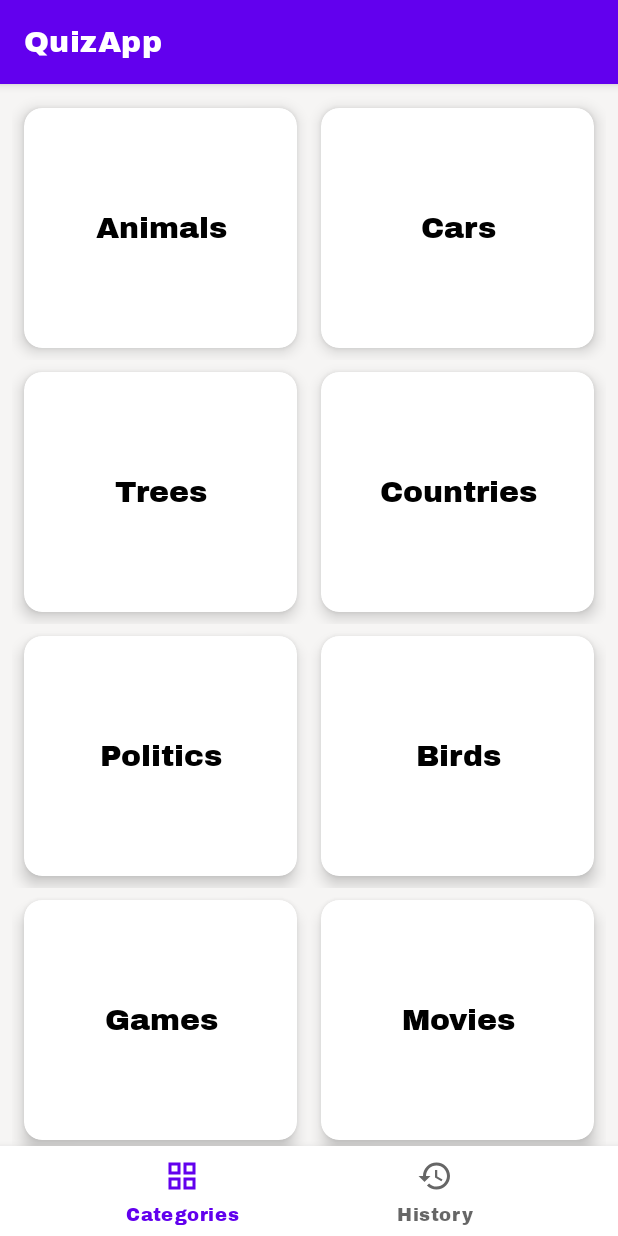
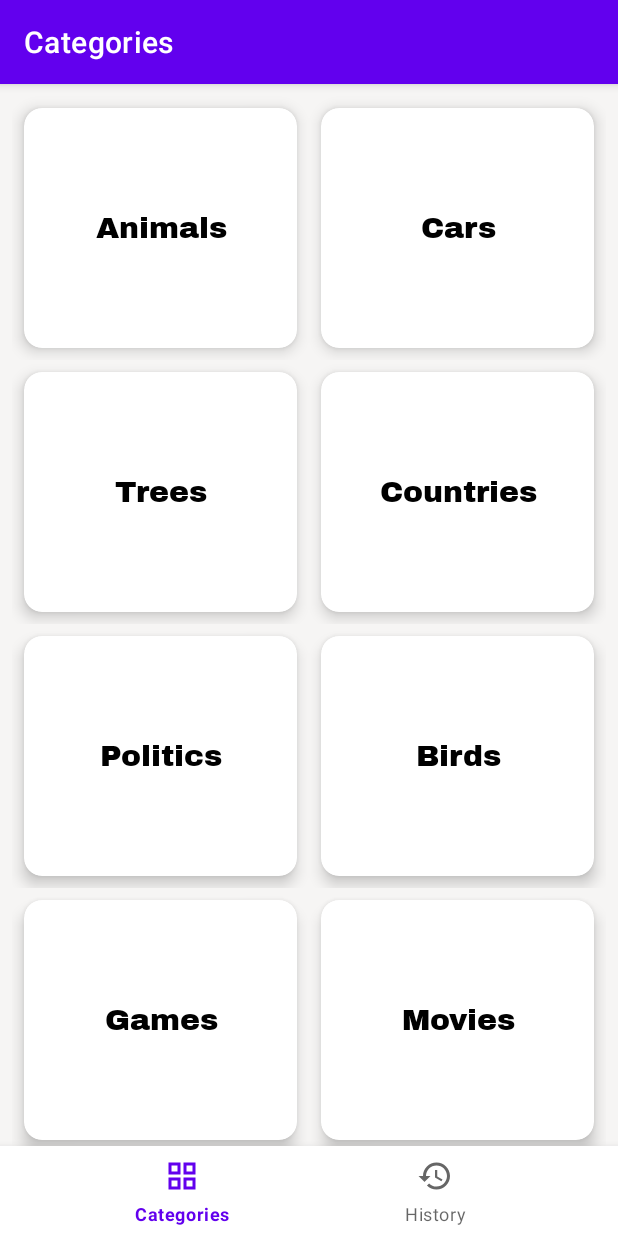
Before and after one commit to Frogii/QuizApp, an Android app: the screen it shows after launch (QuizActivity), on a phone screen of 412 x 824 dp. Run offline under Robolectric (Android 15) with nearby library versions, the phone set to English and light mode, and no system bars; our stand-ins replace data binding, navigation-ui.

Commit message:
add: navigations

```diff
--- a/app/src/main/AndroidManifest.xml
+++ b/app/src/main/AndroidManifest.xml
@@ -9,7 +9,7 @@
         android:roundIcon="@mipmap/ic_launcher_round"
         android:supportsRtl="true"
         android:theme="@style/Theme.QuizApp">
-        <activity android:name=".QuizActivity">
+        <activity android:name=".ui.QuizActivity">
             <intent-filter>
                 <action android:name="android.intent.action.MAIN" />
 
--- a/app/src/main/java/com/example/quizapp/QuizActivity.kt
+++ /dev/null
@@ -1,11 +0,0 @@
-package com.example.quizapp
-
-import androidx.appcompat.app.AppCompatActivity
-import android.os.Bundle
-
-class QuizActivity : AppCompatActivity() {
-    override fun onCreate(savedInstanceState: Bundle?) {
-        super.onCreate(savedInstanceState)
-        setContentView(R.layout.activity_quiz)
-    }
-}
--- a/app/src/main/java/com/example/quizapp/adapter/CategoriesRecAdapter.kt
+++ b/app/src/main/java/com/example/quizapp/adapter/CategoriesRecAdapter.kt
@@ -7,7 +7,7 @@ import com.example.quizapp.databinding.CategoryItemBinding
 import com.example.quizapp.model.QuizCategory
 import com.example.quizapp.util.Constants
 
-class CategoriesRecAdapter : RecyclerView.Adapter<CategoriesRecAdapter.CategoriesViewHolder>() {
+class CategoriesRecAdapter(val onAdapterItemClick: (QuizCategory) -> Unit) : RecyclerView.Adapter<CategoriesRecAdapter.CategoriesViewHolder>() {
 
     //    var categoriesList = listOf<QuizCategory>()
     var categoriesList = Constants.sampleCategoryList
@@ -17,11 +17,14 @@ class CategoriesRecAdapter : RecyclerView.Adapter<CategoriesRecAdapter.Categorie
         notifyDataSetChanged()
     }
 
-    class CategoriesViewHolder(val binding: CategoryItemBinding) :
+    inner class CategoriesViewHolder(val binding: CategoryItemBinding) :
         RecyclerView.ViewHolder(binding.root) {
 
         fun bind(category: QuizCategory) {
             binding.category = category
+            binding.root.setOnClickListener {
+                onAdapterItemClick(category)
+            }
         }
     }
 
--- a/app/src/main/java/com/example/quizapp/model/QuizCategory.kt
+++ b/app/src/main/java/com/example/quizapp/model/QuizCategory.kt
@@ -1,7 +1,11 @@
 package com.example.quizapp.model
 
+import android.os.Parcelable
+import kotlinx.android.parcel.Parcelize
+
+@Parcelize
 data class QuizCategory(
     val id: Int,
     val name: String
-) {
+) : Parcelable {
 }
--- a/app/src/main/java/com/example/quizapp/ui/CategoriesFragment.kt
+++ b/app/src/main/java/com/example/quizapp/ui/CategoriesFragment.kt
@@ -6,6 +6,7 @@ import android.view.LayoutInflater
 import android.view.View
 import android.view.ViewGroup
 import androidx.databinding.DataBindingUtil
+import androidx.navigation.fragment.findNavController
 import com.example.quizapp.R
 import com.example.quizapp.adapter.CategoriesRecAdapter
 import com.example.quizapp.databinding.FragmentCategoriesBinding
@@ -22,9 +23,13 @@ class CategoriesFragment : Fragment() {
         // Inflate the layout for this fragment
         binding = DataBindingUtil.inflate(inflater, R.layout.fragment_categories, container, false)
 
-        categoriesRecAdapter = CategoriesRecAdapter()
+        categoriesRecAdapter = CategoriesRecAdapter { category ->
+            findNavController().navigate(CategoriesFragmentDirections.actionCategoriesFragmentToQuestionsFragment(category))
+        }
         binding.recyclerViewCategories.adapter = categoriesRecAdapter
 
         return binding.root
     }
+
+
 }
--- /dev/null
+++ b/app/src/main/java/com/example/quizapp/ui/QuizActivity.kt
@@ -0,0 +1,39 @@
+package com.example.quizapp.ui
+
+import androidx.appcompat.app.AppCompatActivity
+import android.os.Bundle
+import android.view.LayoutInflater
+import android.view.View
+import androidx.databinding.DataBindingUtil
+import androidx.navigation.NavController
+import androidx.navigation.Navigation
+import androidx.navigation.ui.NavigationUI
+import androidx.navigation.ui.setupWithNavController
+import com.example.quizapp.R
+import com.example.quizapp.databinding.ActivityQuizBinding
+import kotlinx.android.synthetic.main.activity_quiz.*
+
+class QuizActivity : AppCompatActivity() {
+
+    private lateinit var binding: ActivityQuizBinding
+    private lateinit var navController: NavController
+
+    override fun onCreate(savedInstanceState: Bundle?) {
+        super.onCreate(savedInstanceState)
+        binding = DataBindingUtil.setContentView(this, R.layout.activity_quiz)
+        setContentView(binding.root)
+
+        navController = Navigation.findNavController(this, R.id.navHostFragmentContainer)
+        bottomNavView.setupWithNavController(navController)
+        NavigationUI.setupActionBarWithNavController(this, navController)
+        navController.addOnDestinationChangedListener { _, destination, _ ->
+            if (destination.id == R.id.questionsFragment || destination.id == R.id.scoreFragment) {
+                binding.bottomNavView.visibility = View.GONE
+            } else binding.bottomNavView.visibility = View.VISIBLE
+        }
+    }
+
+    override fun onSupportNavigateUp(): Boolean {
+        return NavigationUI.navigateUp(navController, null)
+    }
+}
--- a/app/src/main/res/layout/activity_quiz.xml
+++ b/app/src/main/res/layout/activity_quiz.xml
@@ -1,10 +1,16 @@
 <?xml version="1.0" encoding="utf-8"?>
-<androidx.constraintlayout.widget.ConstraintLayout xmlns:android="http://schemas.android.com/apk/res/android"
+<layout xmlns:android="http://schemas.android.com/apk/res/android"
     xmlns:app="http://schemas.android.com/apk/res-auto"
-    xmlns:tools="http://schemas.android.com/tools"
+    xmlns:tools="http://schemas.android.com/tools">
+
+    <data>
+
+    </data>
+
+    <androidx.constraintlayout.widget.ConstraintLayout
         android:layout_width="match_parent"
         android:layout_height="match_parent"
-    tools:context=".QuizActivity">
+        tools:context=".ui.QuizActivity">
 
         <FrameLayout
             android:layout_width="match_parent"
@@ -31,7 +37,8 @@
             app:layout_constraintBottom_toBottomOf="parent"
             app:layout_constraintEnd_toEndOf="parent"
             app:layout_constraintStart_toStartOf="parent"
-        app:menu="@menu/bottom_nav_menu"/>
+            app:menu="@menu/bottom_nav_menu" />
 
 
     </androidx.constraintlayout.widget.ConstraintLayout>
+</layout>
--- a/app/src/main/res/layout/category_item.xml
+++ b/app/src/main/res/layout/category_item.xml
@@ -33,6 +33,7 @@
                     android:textAlignment="center"
                     android:textColor="@color/black"
                     android:textSize="20sp"
+                    android:fontFamily="@font/archivo_black"
                     app:layout_constraintBottom_toBottomOf="parent"
                     app:layout_constraintEnd_toEndOf="parent"
                     app:layout_constraintStart_toStartOf="parent"
--- /dev/null
+++ b/app/src/main/res/menu/history_menu.xml
@@ -0,0 +1,6 @@
+<?xml version="1.0" encoding="utf-8"?>
+<menu xmlns:android="http://schemas.android.com/apk/res/android">
+    <item
+        android:id="@+id/menuClearHistory"
+        android:title="@string/clear_history" />
+</menu>
--- a/app/src/main/res/navigation/nav_graph.xml
+++ b/app/src/main/res/navigation/nav_graph.xml
@@ -6,7 +6,7 @@
     <fragment
         android:id="@+id/categoriesFragment"
         android:name="com.example.quizapp.ui.CategoriesFragment"
-        android:label="CategoriesFragment" >
+        android:label="Categories" >
         <action
             android:id="@+id/action_categoriesFragment_to_questionsFragment"
             app:destination="@id/questionsFragment" />
@@ -14,17 +14,27 @@
     <fragment
         android:id="@+id/historyFragment"
         android:name="com.example.quizapp.ui.HistoryFragment"
-        android:label="HistoryFragment" />
+        android:label="History" />
     <fragment
         android:id="@+id/questionsFragment"
         android:name="com.example.quizapp.ui.QuestionsFragment"
-        android:label="QuestionsFragment" >
+        android:label="Questions" >
         <action
             android:id="@+id/action_questionsFragment_to_scoreFragment"
             app:destination="@id/scoreFragment" />
+        <argument
+            android:name="category"
+            app:argType="com.example.quizapp.model.QuizCategory" />
     </fragment>
     <fragment
         android:id="@+id/scoreFragment"
         android:name="com.example.quizapp.ui.ScoreFragment"
-        android:label="ScoreFragment" />
+        android:label="Score" >
+        <action
+            android:id="@+id/action_scoreFragment_to_questionsFragment"
+            app:destination="@id/questionsFragment" />
+        <action
+            android:id="@+id/action_scoreFragment_to_categoriesFragment"
+            app:destination="@id/categoriesFragment" />
+    </fragment>
 </navigation>
--- a/app/src/main/res/values/strings.xml
+++ b/app/src/main/res/values/strings.xml
@@ -2,4 +2,7 @@
     <string name="app_name">QuizApp</string>
     <string name="categories_fragment_title">Categories</string>
     <string name="history_fragment_title">History</string>
+    <string name="answer_yes">Yes</string>
+    <string name="answer_no">No</string>
+    <string name="clear_history">Clear history</string>
 </resources>
--- a/app/src/main/res/values/themes.xml
+++ b/app/src/main/res/values/themes.xml
@@ -13,6 +13,5 @@
         <item name="android:statusBarColor" tools:targetApi="l">?attr/colorPrimaryVariant</item>
         <!-- Customize your theme here. -->
         <item name="android:windowBackground">@color/background</item>
-        <item name="fontFamily">@font/archivo_black</item>
     </style>
 </resources>
```
Also changed, not shown: app/src/main/java/com/example/quizapp/adapter/QuestionsRecAdapter.kt (added, +31 -0 lines), app/src/main/java/com/example/quizapp/model/QuizQuestion.kt (added, +7 -0 lines), app/src/main/java/com/example/quizapp/ui/HistoryFragment.kt (+20 -3 lines), app/src/main/java/com/example/quizapp/ui/QuestionsFragment.kt (+11 -0 lines), app/src/main/res/layout/history_item.xml (+7 -4 lines), app/src/main/res/layout/question_item.xml (+13 -4 lines). Lines whose indentation alone changed are shown as unchanged.
